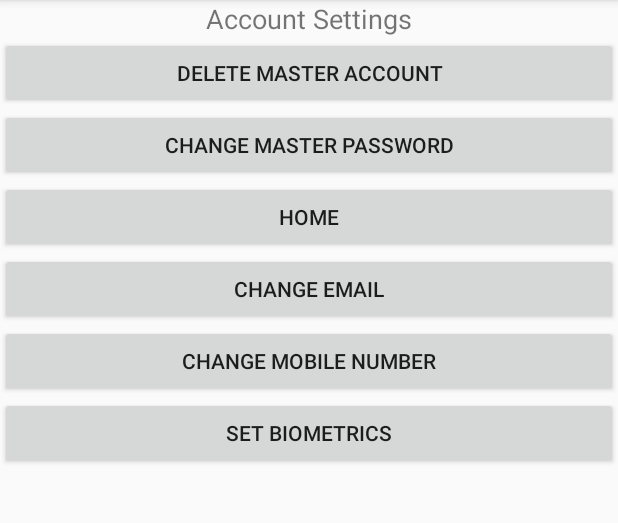
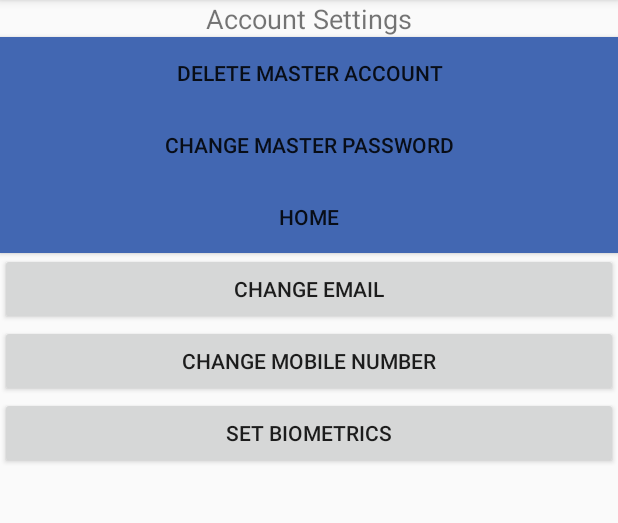
Before and after one commit to jmayo93/SureSecure, an Android app: the SettingsScreen screen opened directly, with no data from a screen before it, on a phone screen of 412 x 824 dp, the part 84-607 px from its top. Run offline under Robolectric (Android 15) with nearby library versions, the phone set to English and light mode, and no system bars.

Commit message:
Some style formatting

```diff
--- a/app/src/main/java/com/pm/suresecure/Database.java
+++ b/app/src/main/java/com/pm/suresecure/Database.java
@@ -36,7 +36,7 @@ public class Database extends SQLiteOpenHelper {
         //table to store seperate accounts user wants to save
         db.execSQL("CREATE TABLE ACCOUNTS (ID INTEGER PRIMARY KEY AUTOINCREMENT, ACCOUNT TEXT, USER_NAME TEXT, PASSWORD TEXT, URL TEXT, CREAT_DATE TEXT)");
         //db.execSQL("CREATE TABLE " + ACCOUNTS_DB + " ("+ COL_1 + " INTEGER PRIMARY KEY AUTOINCREMENT, "
-                //+ COL_2 +" TEXT, " + COL_3 + " TEXT, " + COL_4 + " TEXT, " + COL_5 + " TEXT, " + COL_6 + " TEXT)");
+        //+ COL_2 +" TEXT, " + COL_3 + " TEXT, " + COL_4 + " TEXT, " + COL_5 + " TEXT, " + COL_6 + " TEXT)");
         //Table to store master info
         db.execSQL("CREATE TABLE MASTER (USER_NAME TEXT, PASSWORD TEXT, PHONE_NUM TEXT, EMAIL TEXT, IP TEXT, CREAT_DATE TEXT)");
 
--- a/app/src/main/java/com/pm/suresecure/MainActivity.java
+++ b/app/src/main/java/com/pm/suresecure/MainActivity.java
@@ -24,7 +24,7 @@ public class MainActivity extends AppCompatActivity {
 
         TextView signup_text = findViewById(R.id.signup_text);
         TextView FP_text = findViewById(R.id.FP_text);
-        Button login_Btn = findViewById(R.id.Login_Btn);
+        Button login_Btn = findViewById(R.id.login_Btn);
 
         signup_text.setOnClickListener(new View.OnClickListener() {
             @Override
--- a/app/src/main/java/com/pm/suresecure/add_password.java
+++ b/app/src/main/java/com/pm/suresecure/add_password.java
@@ -32,13 +32,12 @@ public class add_password extends AppCompatActivity {
                 EditText addPass_URL = findViewById(R.id.addPass_URL);
                 EditText addPass_UsrName = findViewById(R.id.addPass_UsrName);
                 EditText addPass_password = findViewById(R.id.addPass_password);
-                EditText addPass_password2 = findViewById(R.id.addPass_password2);
 
                 entry_name[0] = addPass_name.getText().toString();
                 web_name[0] = addPass_URL.getText().toString();
                 web_usrName[0] = addPass_UsrName.getText().toString();
                 web_pass[0] = addPass_password.getText().toString();
-                web_passCheck[0] = addPass_password2.getText().toString();
+               // web_passCheck[0] = addPass_password2.getText().toString();
 
                 createAccountInstance();
 
--- a/app/src/main/res/layout/activity_add_password.xml
+++ b/app/src/main/res/layout/activity_add_password.xml
@@ -73,6 +73,7 @@
         android:id="@+id/addPass_submit_Btn"
         android:layout_width="124dp"
         android:layout_height="71dp"
+        android:background="#4267b2"
         android:text="@string/submit_addPass_Btn"
         app:layout_constraintBottom_toBottomOf="parent"
         app:layout_constraintEnd_toEndOf="parent"
--- a/app/src/main/res/layout/activity_settings_screen2.xml
+++ b/app/src/main/res/layout/activity_settings_screen2.xml
@@ -8,7 +8,7 @@
 
     <androidx.recyclerview.widget.RecyclerView
         android:layout_width="409dp"
-        android:layout_height="601dp"
+        android:layout_height="600dp"
         android:layout_marginTop="1dp"
         app:layout_constraintBottom_toBottomOf="parent"
         app:layout_constraintEnd_toEndOf="parent"
@@ -18,7 +18,10 @@
     <LinearLayout
         android:layout_width="match_parent"
         android:layout_height="match_parent"
-        android:orientation="vertical">
+        android:orientation="vertical"
+        app:layout_constraintEnd_toEndOf="parent"
+        app:layout_constraintStart_toStartOf="parent"
+        tools:layout_editor_absoluteY="120dp">
 
         <TextView
             android:id="@+id/pageTitle"
@@ -33,19 +36,25 @@
             android:id="@+id/deleteMasterAccount"
             android:layout_width="match_parent"
             android:layout_height="wrap_content"
-            android:text="Delete Master Account" />
+            android:background="#4267b2"
+            android:text="Delete Master Account"
+            app:layout_constraintEnd_toEndOf="parent"
+            app:layout_constraintHorizontal_bias="0.5"
+            app:layout_constraintStart_toStartOf="parent"
+            tools:layout_editor_absoluteY="0dp" />
 
         <Button
             android:id="@+id/changeMasterPassword"
             android:layout_width="match_parent"
             android:layout_height="wrap_content"
-            android:text="Change Master Password"
-             />
+            android:background="#4267b2"
+            android:text="Change Master Password" />
 
         <Button
             android:id="@+id/homeButton"
             android:layout_width="match_parent"
             android:layout_height="wrap_content"
+            android:background="#4267b2"
             android:text="Home" />
 
         <Button
--- a/app/src/main/res/layout/confirm_page.xml
+++ b/app/src/main/res/layout/confirm_page.xml
@@ -11,8 +11,6 @@
         android:layout_width="215dp"
         android:layout_height="67dp"
         android:text="@string/verification"
-        android:background="#3b5998"
-        android:textColor="#edf0f5"
         android:textSize="40sp"
         app:layout_constraintBottom_toTopOf="@+id/verify_message_text"
         app:layout_constraintEnd_toEndOf="parent"
--- a/app/src/main/res/values/strings.xml
+++ b/app/src/main/res/values/strings.xml
@@ -33,6 +33,6 @@
     <string name="name_addPass_hint">Name</string>
     <string name="addPass_URL">URL</string>
     <string name="addPass_password">Password</string>
-    <string name="addPass_addNew">Add New Password</string>
+    <string name="addPass_addNew">Add Password</string>
     <string name="addNewPass">+ Add New Password</string>
 </resources>
--- a/build.gradle
+++ b/build.gradle
@@ -7,7 +7,7 @@ buildscript {
 
     }
     dependencies {
-        classpath 'com.android.tools.build:gradle:3.6.1'
+        classpath 'com.android.tools.build:gradle:3.6.3'
 
         // NOTE: Do not place your application dependencies here; they belong
         // in the individual module build.gradle files
@@ -18,7 +18,6 @@ allprojects {
     repositories {
         google()
         jcenter()
-
     }
 }
 
```
Also changed, not shown: app/src/main/res/layout/activity_main.xml (+6 -2 lines).
